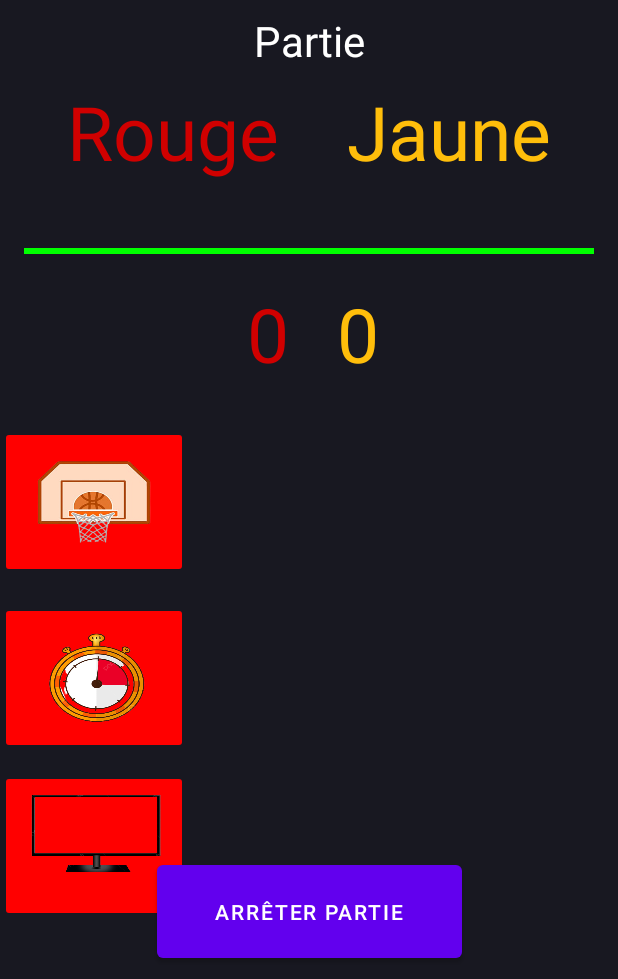
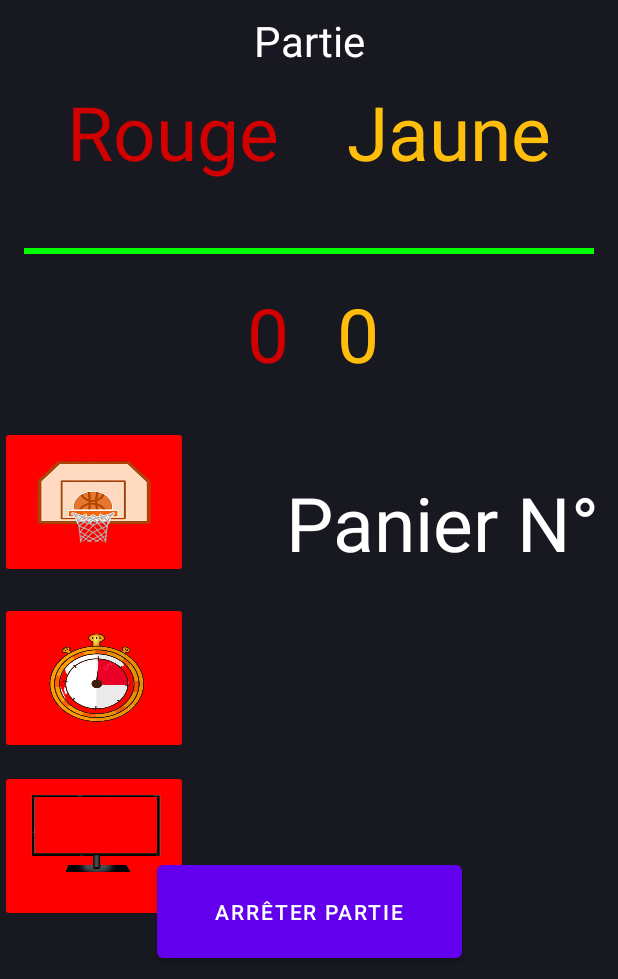
Before and after one commit to btssn-lasalle-84/basket-game-2023, an Android app: the PartieParametres screen opened directly, with no data from a screen before it, after a tap on "LANCER LA PARTIE", on a phone screen of 412 x 824 dp, the part 257-1236 px from its top. Run offline under Robolectric (Android 15) with nearby library versions, the phone set to English and light mode, and no system bars.

Commit message:
BASKET2023-54 effectue les todo

```diff
--- a/basketgame-android/app/src/main/java/com/basket_game/Partie.java
+++ b/basketgame-android/app/src/main/java/com/basket_game/Partie.java
@@ -44,6 +44,7 @@ public class Partie
     private int     nbPaniers = NB_PANIERS; //!< le nombre de paniers installés
     private Boolean estFinie  = false;      //!< l'état de la partie
     // horodatage
+    public int numeroManche = 1;
 
     /**
      * @brief Constructeur de la classe Partie
@@ -167,4 +168,31 @@ public class Partie
     {
         this.nbManchesGagnantes = nbManchesGagnantes;
     }
+
+    /**
+     * @brief Accesseur numeroManche
+     * @fn getNumeroManche
+     * @details Retourne le numero de manche
+     * @return numeroManche
+     */
+    public int getNumeroManche()
+    {
+        return numeroManche;
+    }
+
+    /**
+     * @brief Méthode appelée pour réinitialiser le numéro de manche
+     */
+    public void reinitialiserNumeroManche()
+    {
+        this.numeroManche = 1;
+    }
+
+    /**
+     * @brief Méthode appelée pour incrémenter de 1 le numéro de manche
+     */
+    public void incrementerNumeroManche()
+    {
+        this.numeroManche++;
+    }
 }
--- a/basketgame-android/app/src/main/res/layout/partie_suivi.xml
+++ b/basketgame-android/app/src/main/res/layout/partie_suivi.xml
@@ -105,6 +105,37 @@
         app:layout_constraintVertical_bias="0.43"  />
 
 
+    <TextView
+        android:id="@+id/affichageNumeroPanier"
+        android:layout_width="496dp"
+        android:layout_height="79dp"
+        android:layout_marginStart="90dp"
+        android:contentDescription="Numéro panier"
+        android:gravity="center"
+        android:textColor="#FFFFFF"
+        android:textSize="50sp"
+        app:layout_constraintBottom_toBottomOf="parent"
+        app:layout_constraintEnd_toEndOf="parent"
+        app:layout_constraintHorizontal_bias="0.252"
+        app:layout_constraintStart_toStartOf="parent"
+        app:layout_constraintTop_toTopOf="parent"
+        app:layout_constraintVertical_bias="0.616" />
+
+    <TextView
+        android:id="@+id/affichageCouleurEquipe"
+        android:layout_width="496dp"
+        android:layout_height="79dp"
+        android:layout_marginStart="90dp"
+        android:contentDescription="Couleur équipe"
+        android:gravity="center"
+        android:textSize="50sp"
+        app:layout_constraintBottom_toBottomOf="parent"
+        app:layout_constraintEnd_toEndOf="parent"
+        app:layout_constraintHorizontal_bias="0.252"
+        app:layout_constraintStart_toStartOf="parent"
+        app:layout_constraintTop_toTopOf="parent"
+        app:layout_constraintVertical_bias="0.757" />
+
     <ImageButton
         android:id="@+id/boutonConnexionModuleDetection"
         android:layout_width="125dp"
```
Also changed, not shown: basketgame-android/app/src/main/java/com/basket_game/Equipe.java (+9 -4 lines), basketgame-android/app/src/main/java/com/basket_game/PartieSuivi.java (+129 -34 lines), basketgame-android/app/src/main/java/com/basket_game/ProtocoleBasket.java (+4 -3 lines), basketgame-android/app/src/main/res/layout/partie_terminee.xml (+4 -3 lines).
